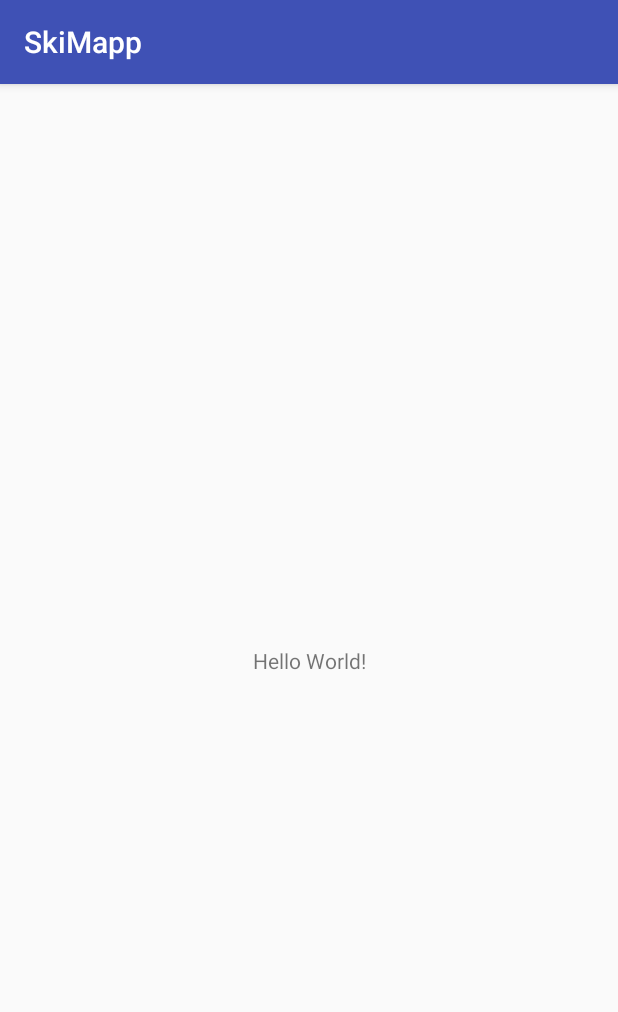
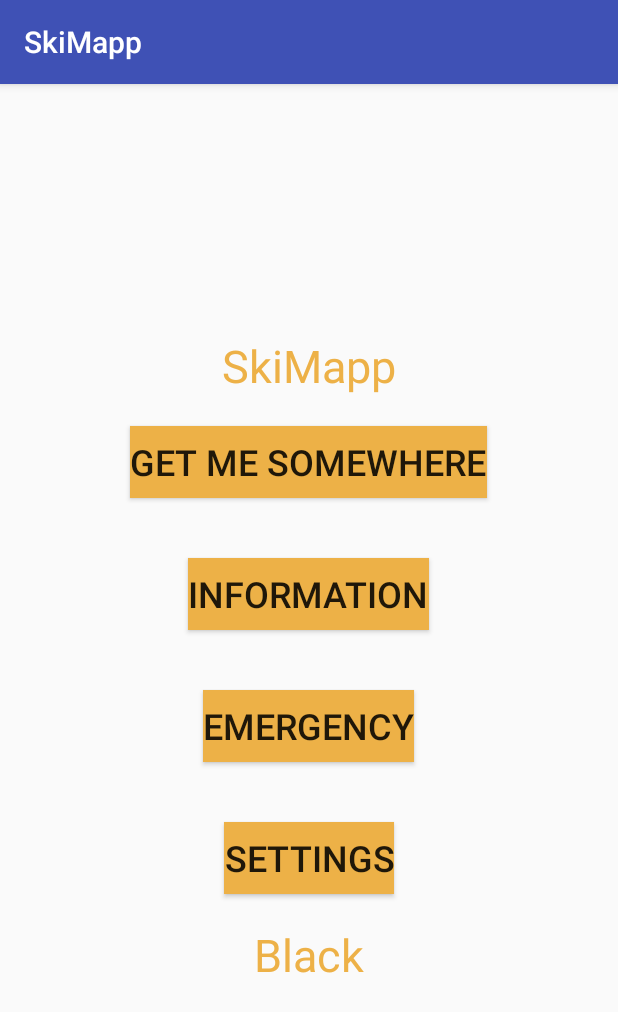
Before and after one commit to tizzymac/SkiMaps, an Android app: the screen it shows after launch (MainActivity before the commit, HomeActivity after it), on a phone screen of 412 x 824 dp. Shown: the top 1012 px of the screen. Run offline under Robolectric (Android 15) with nearby library versions, the phone set to English and light mode, and no system bars.

Commit message:
Skier can set their level in settings

```diff
--- a/SkiMapp/app/build.gradle
+++ b/SkiMapp/app/build.gradle
@@ -25,4 +25,6 @@ dependencies {
     testImplementation 'junit:junit:4.12'
     androidTestImplementation 'com.android.support.test:runner:1.0.2'
     androidTestImplementation 'com.android.support.test.espresso:espresso-core:3.0.2'
+
+    compile 'com.android.support:support-annotations:27.1.1'
 }
--- a/SkiMapp/app/src/main/AndroidManifest.xml
+++ b/SkiMapp/app/src/main/AndroidManifest.xml
@@ -9,13 +9,15 @@
         android:roundIcon="@mipmap/ic_launcher_round"
         android:supportsRtl="true"
         android:theme="@style/AppTheme">
-        <activity android:name=".MainActivity">
+        <activity android:name=".HomeActivity">
             <intent-filter>
                 <action android:name="android.intent.action.MAIN"/>
 
                 <category android:name="android.intent.category.LAUNCHER"/>
             </intent-filter>
         </activity>
+
+        <activity android:name=".SettingsActivity"/>
     </application>
 
 </manifest>
--- /dev/null
+++ b/SkiMapp/app/src/main/java/tizzy/skimapp/HomeActivity.java
@@ -0,0 +1,17 @@
+package tizzy.skimapp;
+
+import android.content.Context;
+import android.content.Intent;
+import android.preference.PreferenceManager;
+import android.support.v4.app.Fragment;
+
+public class HomeActivity extends SingleFragmentActivity {
+
+    @Override
+    protected Fragment createFragment() { return new HomeFragment(); }
+
+    public static Intent newIntent(Context packageContext) {
+        Intent intent = new Intent(packageContext, HomeActivity.class);
+        return intent;
+    }
+}
--- /dev/null
+++ b/SkiMapp/app/src/main/java/tizzy/skimapp/HomeFragment.java
@@ -0,0 +1,48 @@
+package tizzy.skimapp;
+
+import android.content.Intent;
+import android.content.SharedPreferences;
+import android.os.Bundle;
+import android.preference.PreferenceManager;
+import android.support.v4.app.Fragment;
+import android.view.LayoutInflater;
+import android.view.View;
+import android.view.ViewGroup;
+import android.widget.Button;
+import android.widget.TextView;
+
+/**
+ * Created by tizzy on 10/13/18.
+ */
+
+public class HomeFragment extends Fragment {
+
+    private static final String TAG = "HomeFragment";
+
+    private TextView skiAbility;
+    private Button settingsButton;
+
+    @Override
+    public View onCreateView(LayoutInflater inflater, ViewGroup container, Bundle savedInstanceState) {
+        View view = inflater.inflate(R.layout.fragment_home, container, false);
+
+        settingsButton = view.findViewById(R.id.settingsButton);
+        settingsButton.setOnClickListener(new View.OnClickListener() {
+            @Override
+            public void onClick(View v) {
+
+                // Open Settings
+                Intent intent = SettingsActivity.newIntent(getActivity());
+                startActivity(intent);
+            }
+        });
+
+        skiAbility = view.findViewById(R.id.skiAbility);
+        SharedPreferences sharedPref = PreferenceManager.getDefaultSharedPreferences(this.getContext());
+        skiAbility.setText(sharedPref.getString(SettingsActivity.KEY_PREF_SKI_ABILITY, "Black"));
+
+        return view;
+    }
+
+
+}
--- a/SkiMapp/app/src/main/java/tizzy/skimapp/MainActivity.java
+++ /dev/null
@@ -1,13 +0,0 @@
-package tizzy.skimapp;
-
-import android.support.v7.app.AppCompatActivity;
-import android.os.Bundle;
-
-public class MainActivity extends AppCompatActivity {
-
-    @Override
-    protected void onCreate(Bundle savedInstanceState) {
-        super.onCreate(savedInstanceState);
-        setContentView(R.layout.activity_main);
-    }
-}
--- /dev/null
+++ b/SkiMapp/app/src/main/java/tizzy/skimapp/SingleFragmentActivity.java
@@ -0,0 +1,27 @@
+package tizzy.skimapp;
+
+import android.os.Bundle;
+import android.support.v4.app.Fragment;
+import android.support.v4.app.FragmentManager;
+import android.support.v7.app.AppCompatActivity;
+
+public abstract class SingleFragmentActivity extends AppCompatActivity {
+
+    protected abstract Fragment createFragment();
+
+    @Override
+    protected void onCreate(Bundle savedInstanceState) {
+        super.onCreate(savedInstanceState);
+        setContentView(R.layout.activity_fragment);
+
+        FragmentManager fm = getSupportFragmentManager();
+        Fragment fragment = fm.findFragmentById(R.id.fragment_container);
+
+        if (fragment == null) {
+            fragment = createFragment();
+            fm.beginTransaction()
+                    .add(R.id.fragment_container, fragment)
+                    .commit();
+        }
+    }
+}
--- /dev/null
+++ b/SkiMapp/app/src/main/res/layout/activity_fragment.xml
@@ -0,0 +1,5 @@
+<FrameLayout
+    xmlns:android="http://schemas.android.com/apk/res/android"
+    android:id="@+id/fragment_container"
+    android:layout_width="match_parent"
+    android:layout_height="match_parent"/>
--- a/SkiMapp/app/src/main/res/layout/activity_main.xml
+++ /dev/null
@@ -1,19 +0,0 @@
-<?xml version="1.0" encoding="utf-8"?>
-<android.support.constraint.ConstraintLayout
-    xmlns:android="http://schemas.android.com/apk/res/android"
-    xmlns:app="http://schemas.android.com/apk/res-auto"
-    xmlns:tools="http://schemas.android.com/tools"
-    android:layout_width="match_parent"
-    android:layout_height="match_parent"
-    tools:context="tizzy.skimapp.MainActivity">
-
-    <TextView
-        android:layout_width="wrap_content"
-        android:layout_height="wrap_content"
-        android:text="Hello World!"
-        app:layout_constraintBottom_toBottomOf="parent"
-        app:layout_constraintLeft_toLeftOf="parent"
-        app:layout_constraintRight_toRightOf="parent"
-        app:layout_constraintTop_toTopOf="parent"/>
-
-</android.support.constraint.ConstraintLayout>
--- /dev/null
+++ b/SkiMapp/app/src/main/res/layout/fragment_home.xml
@@ -0,0 +1,63 @@
+<?xml version="1.0" encoding="utf-8"?>
+<LinearLayout
+    xmlns:android="http://schemas.android.com/apk/res/android"
+    android:layout_width="match_parent"
+    android:layout_height="match_parent"
+    android:gravity="center"
+    android:orientation="vertical" >
+
+    <TextView
+        android:layout_width="wrap_content"
+        android:layout_height="wrap_content"
+        android:layout_gravity="center"
+        android:text="@string/app_name"
+        android:textAlignment="center"
+        android:textColor="#EDB147"
+        android:textSize="30sp"/>
+
+    <Button
+        android:id="@+id/directionsButton"
+        android:layout_width="wrap_content"
+        android:layout_height="wrap_content"
+        android:background="#EDB147"
+        android:text="@string/directions"
+        android:textSize="24sp"
+        android:layout_margin="20dp"/>
+
+    <Button
+        android:id="@+id/infoButton"
+        android:layout_width="wrap_content"
+        android:layout_height="wrap_content"
+        android:background="#EDB147"
+        android:text="@string/info_lookup"
+        android:textSize="24sp"
+        android:layout_margin="20dp"/>
+
+    <Button
+        android:id="@+id/emergencyButton"
+        android:layout_width="wrap_content"
+        android:layout_height="wrap_content"
+        android:background="#EDB147"
+        android:text="@string/emergency"
+        android:textSize="24sp"
+        android:layout_margin="20dp"/>
+
+    <Button
+        android:id="@+id/settingsButton"
+        android:layout_width="wrap_content"
+        android:layout_height="wrap_content"
+        android:background="#EDB147"
+        android:text="SETTINGS"
+        android:textSize="24sp"
+        android:layout_margin="20dp"/>
+
+    <TextView
+        android:id="@+id/skiAbility"
+        android:layout_width="wrap_content"
+        android:layout_height="wrap_content"
+        android:layout_gravity="center"
+        android:textAlignment="center"
+        android:textColor="#EDB147"
+        android:textSize="30sp"/>
+
+</LinearLayout>
```
Also changed, not shown: SkiMapp/app/src/main/java/tizzy/skimapp/SettingsActivity.java (added, +32 -0 lines), SkiMapp/app/src/main/java/tizzy/skimapp/SettingsFragment.java (added, +50 -0 lines), SkiMapp/app/src/main/res/layout/fragment_settings.xml (added, +31 -0 lines), SkiMapp/app/src/main/res/values/strings.xml (+27 -0 lines), SkiMapp/app/src/main/res/xml/preferences.xml (added, +13 -0 lines).
